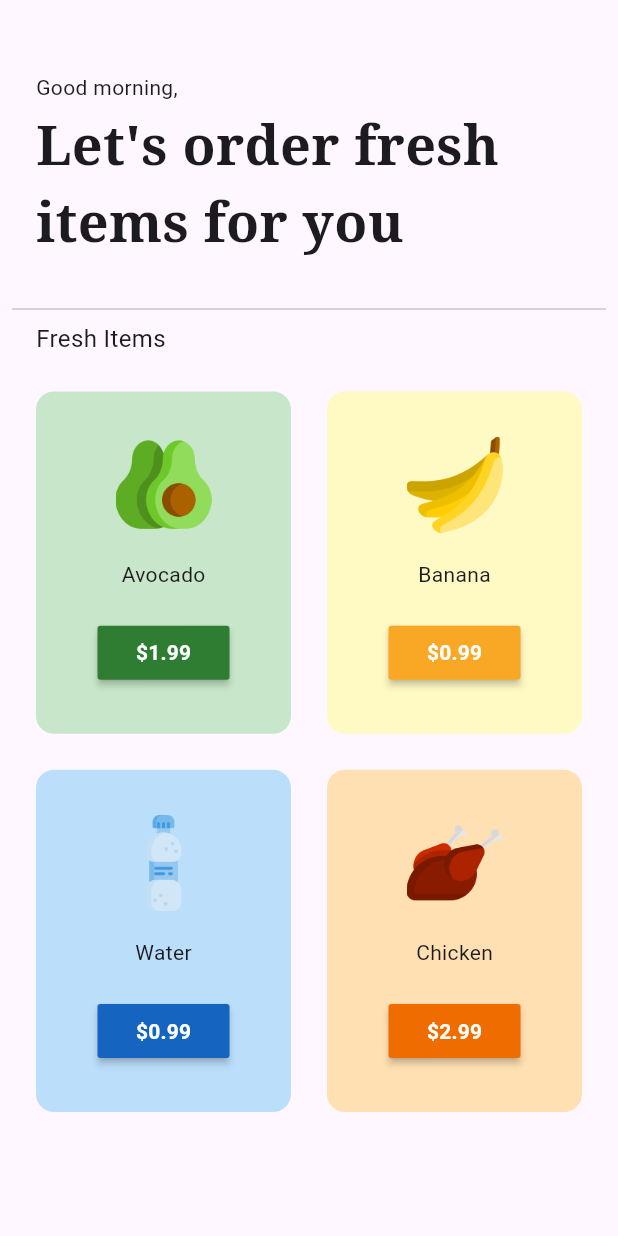
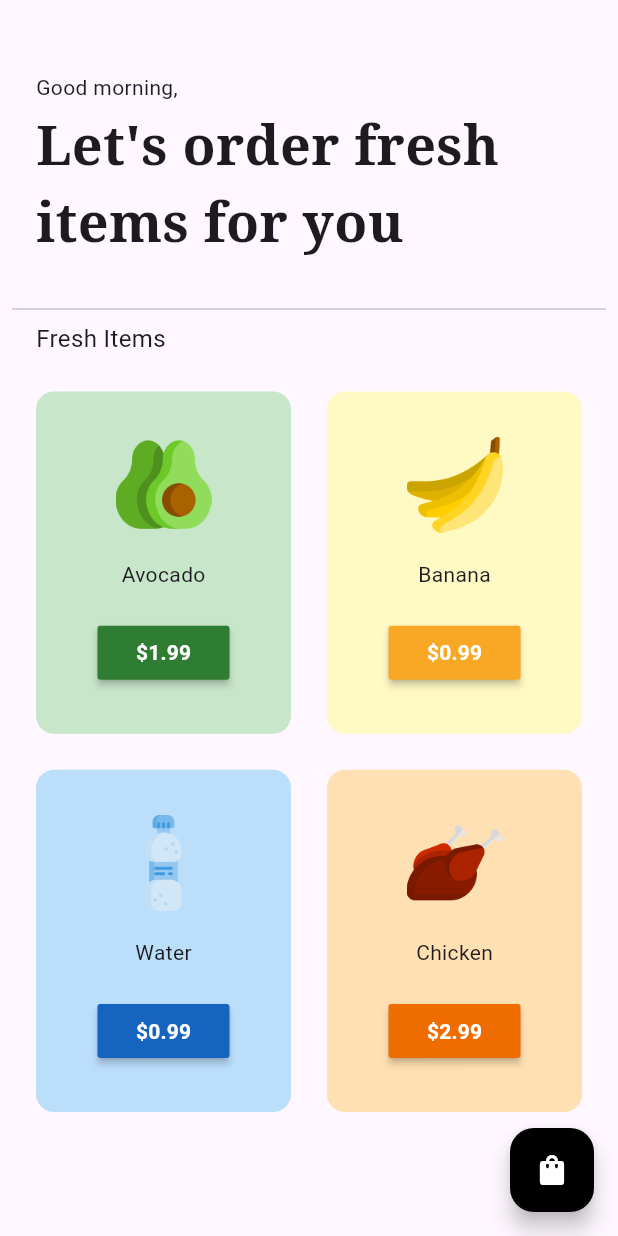
Before and after one commit to ArturoDuCas/flutter_grocery_shop, a Flutter app: the HomePage screen opened directly, on a phone screen of 412 x 824 dp. Run offline on Flutter 3.47's test engine with Material 3 defaults, Android fonts, the phone set to English and light mode, and no system bars; our stand-ins replace google_fonts.

```diff
--- a/lib/pages/home_page.dart
+++ b/lib/pages/home_page.dart
@@ -4,6 +4,7 @@ import "package:google_fonts/google_fonts.dart";
 import "package:provider/provider.dart";
 
 import "../model/cart_model.dart";
+import "../pages/cart_page.dart";
 
 class HomePage extends StatelessWidget {
   const HomePage({super.key});
@@ -12,6 +13,17 @@ class HomePage extends StatelessWidget {
   Widget build(BuildContext context) {
     return SafeArea(
       child: Scaffold(
+        floatingActionButton: FloatingActionButton(
+          onPressed: () =>
+              Navigator.push(context, MaterialPageRoute(builder: (context) {
+            return CartPage();
+          })),
+          backgroundColor: Colors.black,
+          child: const Icon(
+            Icons.shopping_bag,
+            color: Colors.white,
+          ),
+        ),
         body: Column(
           crossAxisAlignment: CrossAxisAlignment.start,
           children: [
@@ -75,6 +87,10 @@ class HomePage extends StatelessWidget {
                         itemPrice: value.shopItems[index][1],
                         imagePath: value.shopItems[index][2],
                         color: value.shopItems[index][3],
+                        onPressed: () {
+                          Provider.of<CartModel>(context, listen: false)
+                              .addItemToCart(index);
+                        },
                       );
                     },
                   );
```
